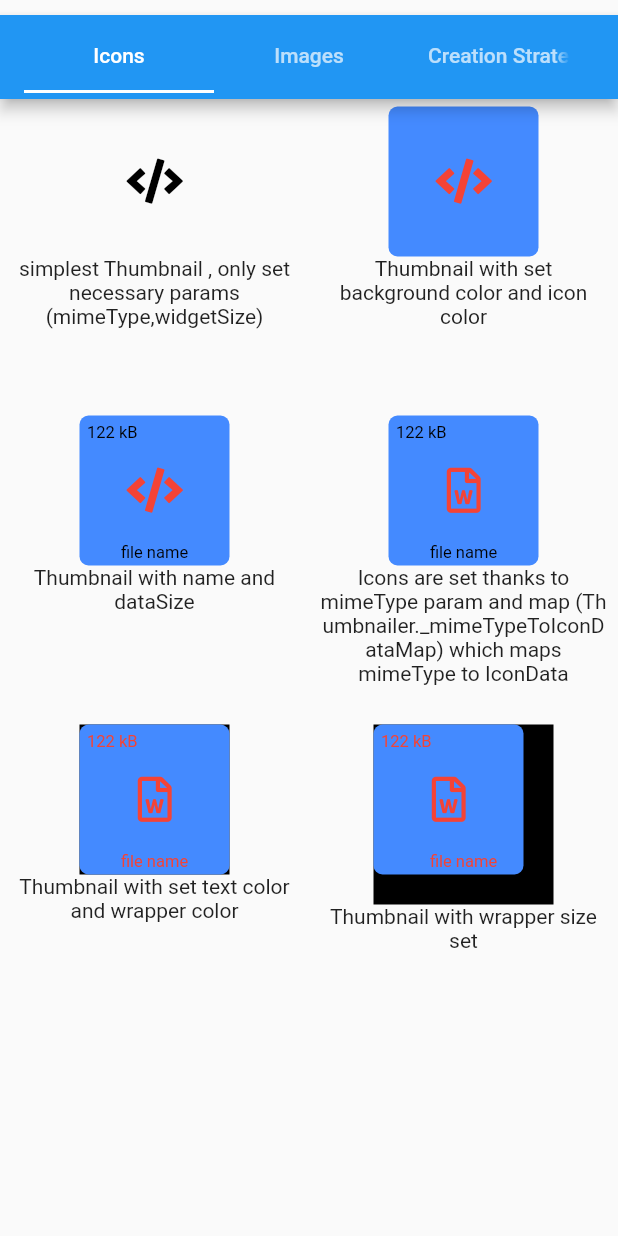
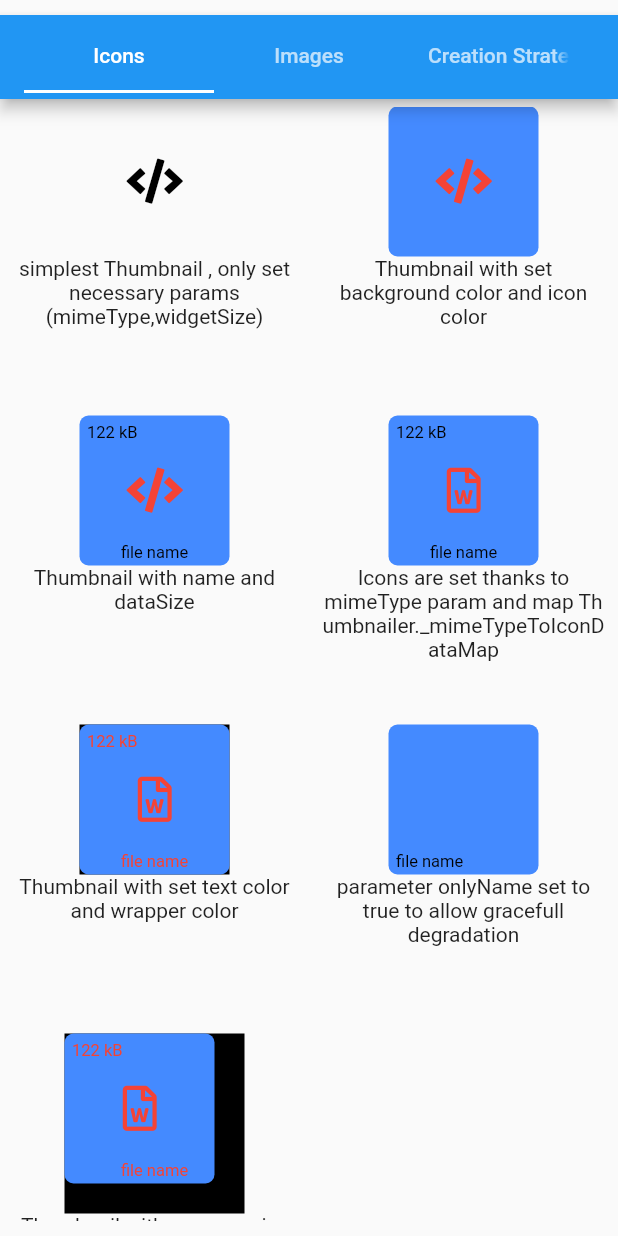
Before and after one commit to 4Q-s-r-o/thumbnailer, a Flutter app: the screen it shows after launch, on a phone screen of 412 x 824 dp. Run offline on Flutter 3.47's test engine with Material 2 defaults, Android fonts, the light colour scheme and no system bars; our stand-ins replace font_awesome_flutter, native_pdf_renderer; missing offline and left inert: spreadsheet_decoder.

Commit message:
Added onlyName to examples

```diff
--- a/example/lib/main.dart
+++ b/example/lib/main.dart
@@ -119,7 +119,7 @@ class _MyAppState extends State<MyApp> {
                               padding: EdgeInsets.symmetric(horizontal: 7),
                               child: Center(
                                 child: Text(
-                                  'Icons are set thanks to mimeType param and map (Thumbnailer._mimeTypeToIconDataMap) which maps mimeType to IconData',
+                                  'Icons are set thanks to mimeType param and map Thumbnailer._mimeTypeToIconDataMap',
                                   overflow: TextOverflow.clip,
                                   textAlign: TextAlign.center,
                                 ),
@@ -148,6 +148,32 @@ class _MyAppState extends State<MyApp> {
                                 'Thumbnail with set text color and wrapper color',
                                 overflow: TextOverflow.clip,
                                 textAlign: TextAlign.center,
+                              ),
+                            ),
+                          ],
+                        ),
+                        Column(
+                          children: <Widget>[
+                            Thumbnail(
+                              mimeType:
+                                  'application/vnd.openxmlformats-officedocument.wordprocessingml.document',
+                              dataSize: 125000,
+                              name: 'file name',
+                              widgetSize: 100,
+                              onlyName: true,
+                              decoration: WidgetDecoration(
+                                backgroundColor: Colors.blueAccent,
+                                iconColor: Colors.red,
+                              ),
+                            ),
+                            const Padding(
+                              padding: EdgeInsets.symmetric(horizontal: 7),
+                              child: Center(
+                                child: Text(
+                                  'parameter onlyName set to true to allow gracefull degradation',
+                                  overflow: TextOverflow.clip,
+                                  textAlign: TextAlign.center,
+                                ),
                               ),
                             ),
                           ],
```
Also changed, not shown: example/pubspec.lock, 1 other file.
